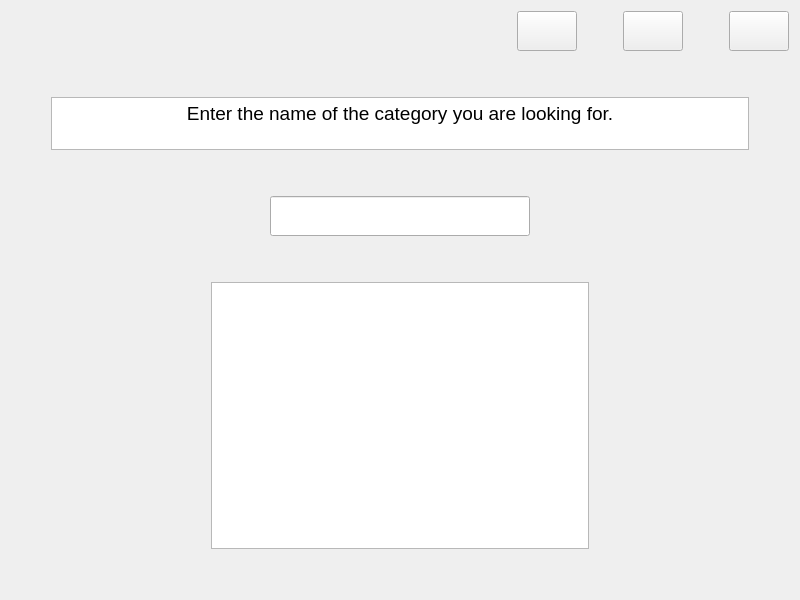
Old version of the form Project/search_category.ui in the repository AminNaghiyan/uiap92_project.
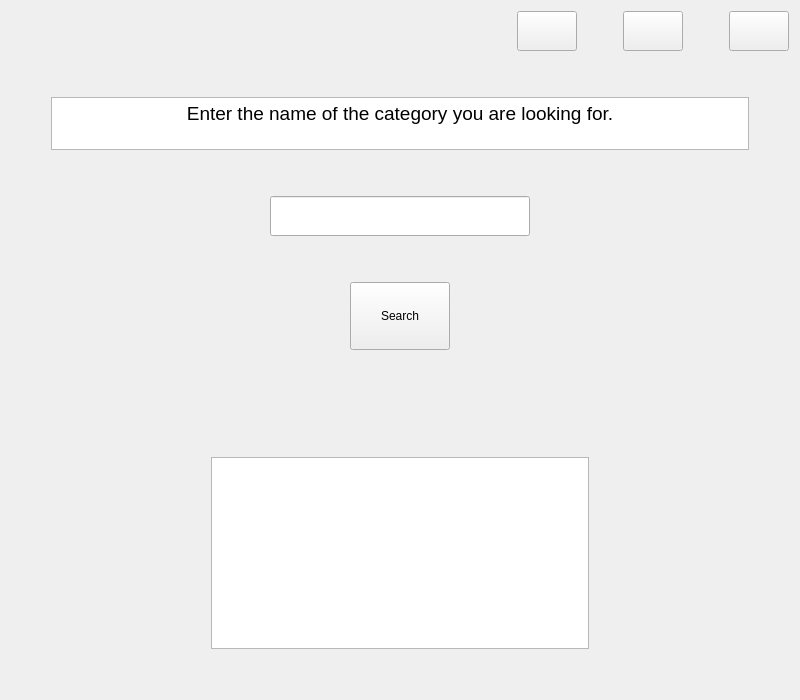
New version of the form. Icons and pictures are not drawn.

Commit message: Design the initial appearance of page Show_category

```diff
--- a/Project/search_category.ui
+++ b/Project/search_category.ui
@@ -7,7 +7,7 @@
     <x>0</x>
     <y>0</y>
     <width>800</width>
-    <height>600</height>
+    <height>700</height>
    </rect>
   </property>
   <property name="minimumSize">
@@ -299,6 +299,71 @@
        </property>
       </spacer>
      </item>
+     <item>
+      <layout class="QHBoxLayout" name="horizontalLayout_5">
+       <property name="topMargin">
+        <number>0</number>
+       </property>
+       <item>
+        <spacer name="horizontalSpacer_10">
+         <property name="orientation">
+          <enum>Qt::Horizontal</enum>
+         </property>
+         <property name="sizeHint" stdset="0">
+          <size>
+           <width>40</width>
+           <height>20</height>
+          </size>
+         </property>
+        </spacer>
+       </item>
+       <item>
+        <widget class="QPushButton" name="search">
+         <property name="sizePolicy">
+          <sizepolicy hsizetype="Fixed" vsizetype="Fixed">
+           <horstretch>0</horstretch>
+           <verstretch>0</verstretch>
+          </sizepolicy>
+         </property>
+         <property name="minimumSize">
+          <size>
+           <width>100</width>
+           <height>68</height>
+          </size>
+         </property>
+         <property name="text">
+          <string>Search</string>
+         </property>
+        </widget>
+       </item>
+       <item>
+        <spacer name="horizontalSpacer_11">
+         <property name="orientation">
+          <enum>Qt::Horizontal</enum>
+         </property>
+         <property name="sizeHint" stdset="0">
+          <size>
+           <width>40</width>
+           <height>20</height>
+          </size>
+         </property>
+        </spacer>
+       </item>
+      </layout>
+     </item>
+     <item>
+      <spacer name="verticalSpacer_5">
+       <property name="orientation">
+        <enum>Qt::Vertical</enum>
+       </property>
+       <property name="sizeHint" stdset="0">
+        <size>
+         <width>20</width>
+         <height>40</height>
+        </size>
+       </property>
+      </spacer>
+     </item>
      <item>
       <layout class="QHBoxLayout" name="horizontalLayout_4">
        <property name="topMargin">
```
The commit also changes 21 other files.
